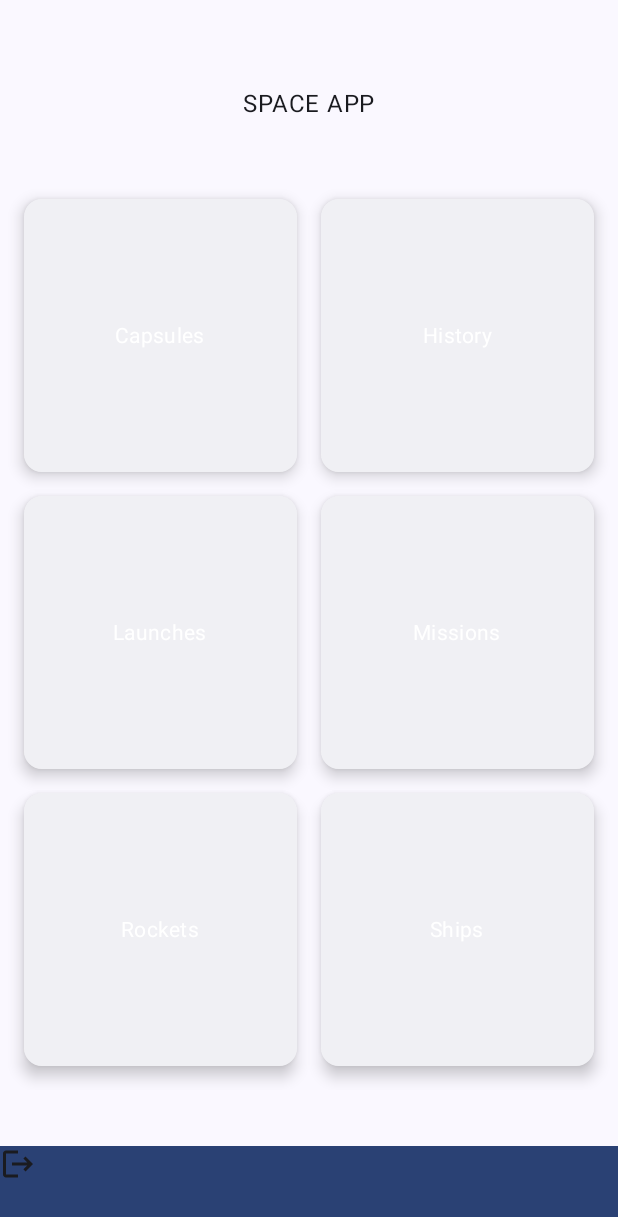
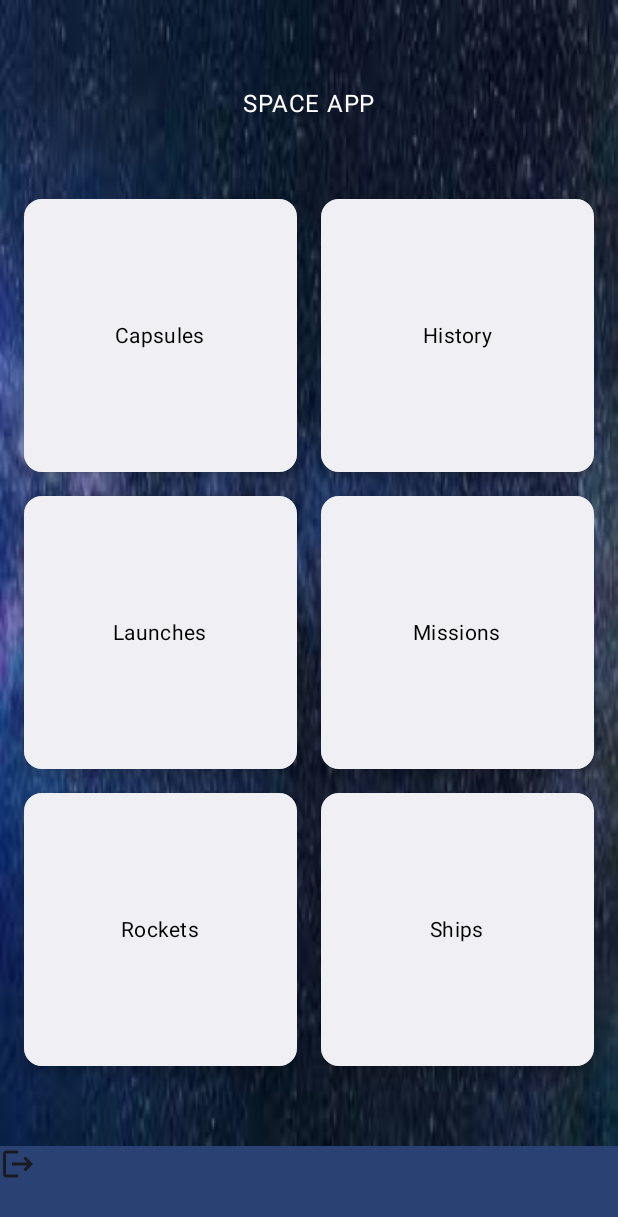
Before and after one commit to mikecasey93/SpaceApp, an Android app built with Jetpack Compose: the auth screen opened through its navigation route, on a phone screen of 412 x 824 dp. Shown: the top 1217 px of the screen. Run offline under Robolectric (Android 15) with nearby library versions, the phone set to English and light mode, and no system bars; our stand-ins replace Dagger/Hilt's generated code, Firebase (no records; nobody signed in at launch, a user with empty details on screens opened directly).

Commit message:
Better Designs

```diff
--- a/app/src/main/java/com/example/spaceapp/ui/compose/home/HomeScreen.kt
+++ b/app/src/main/java/com/example/spaceapp/ui/compose/home/HomeScreen.kt
@@ -1,6 +1,7 @@
 package com.example.spaceapp.ui.compose.home
 
 
+import androidx.compose.foundation.Image
 import androidx.compose.foundation.background
 import androidx.compose.foundation.clickable
 import androidx.compose.foundation.layout.Arrangement
@@ -21,9 +22,13 @@ import androidx.compose.runtime.Composable
 import androidx.compose.ui.Alignment
 import androidx.compose.ui.Modifier
 import androidx.compose.ui.graphics.Color
+import androidx.compose.ui.graphics.painter.Painter
+import androidx.compose.ui.layout.ContentScale
+import androidx.compose.ui.res.painterResource
 import androidx.compose.ui.unit.dp
 import androidx.navigation.NavHostController
 import com.example.common.nav.NavRoutes
+import com.example.spaceapp.R
 
 @Composable
 fun HomeScreen(navController: NavHostController) {
@@ -35,6 +40,14 @@ fun HomeScreen(navController: NavHostController) {
         Pair("Rockets", NavRoutes.ROUTE_ROCKETS),
         Pair("Ships", NavRoutes.ROUTE_SHIPS)
     )
+    val backgroundImage: Painter = painterResource(R.drawable.space_background)
+
+    Image(
+        painter = backgroundImage,
+        contentDescription = "Background Image",
+        contentScale = ContentScale.FillBounds,
+        modifier = Modifier.fillMaxSize()
+    )
     Column(
         modifier = Modifier
             .fillMaxSize(),
@@ -43,7 +56,8 @@ fun HomeScreen(navController: NavHostController) {
         Text(
             "SPACE APP",
             style = MaterialTheme.typography.bodyLarge,
-            modifier = Modifier.padding(top = 60.dp)
+            modifier = Modifier.padding(top = 60.dp),
+            color = Color.White
         )
         Box(
             modifier = Modifier
@@ -91,7 +105,7 @@ fun GridOption(name: String, perform: () -> Unit) {
                 Text(
                     name,
                     style = MaterialTheme.typography.bodyMedium,
-                    color = Color.White
+                    color = Color.Black
                 )
             }
         }
```
